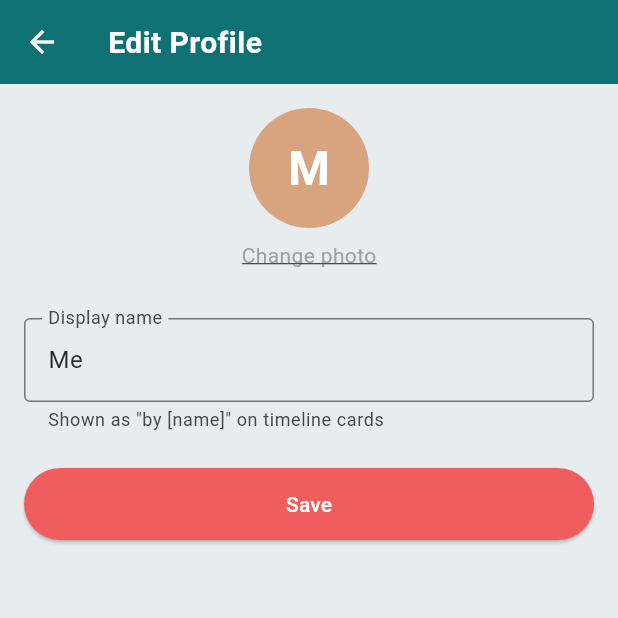
After one commit to sxkcode/pawlog, a Flutter app: the ProfileScreen screen opened directly, on a phone screen of 412 x 824 dp, the top half of it. The commit adds this screen. Run offline on Flutter 3.47's test engine with Material 3 defaults, Android fonts, the phone set to English and light mode, and no system bars; our stand-ins replace drift, drift_flutter, flutter_riverpod, shared_preferences, table_calendar; accounts and stored records are empty; generated files the repository leaves out were written again.

Commit message:
Added close/back to FAB menu screen. Added Edit Profile screen. Implemented Calendar screen.

```diff
--- /dev/null
+++ b/lib/providers/profile_provider.dart
@@ -0,0 +1,6 @@
+import 'package:flutter_riverpod/flutter_riverpod.dart';
+import '../services/profile_service.dart';
+
+final profileServiceProvider = ChangeNotifierProvider<ProfileService>(
+  (ref) => throw UnimplementedError('ProfileService must be initialized in main'),
+);
--- /dev/null
+++ b/lib/screens/profile/profile_screen.dart
@@ -0,0 +1,110 @@
+import 'package:flutter/material.dart';
+import 'package:flutter_riverpod/flutter_riverpod.dart';
+import '../../providers/profile_provider.dart';
+
+const _coral = Color(0xFFF05D5E);
+const _sand = Color(0xFFD8A47F);
+
+class ProfileScreen extends ConsumerStatefulWidget {
+  const ProfileScreen({super.key});
+
+  @override
+  ConsumerState<ProfileScreen> createState() => _ProfileScreenState();
+}
+
+class _ProfileScreenState extends ConsumerState<ProfileScreen> {
+  late final TextEditingController _nameCtrl;
+  bool _saving = false;
+
+  @override
+  void initState() {
+    super.initState();
+    _nameCtrl = TextEditingController(
+      text: ref.read(profileServiceProvider).displayName,
+    );
+  }
+
+  @override
+  void dispose() {
+    _nameCtrl.dispose();
+    super.dispose();
+  }
+
+  Future<void> _save() async {
+    setState(() => _saving = true);
+    await ref.read(profileServiceProvider).saveDisplayName(_nameCtrl.text);
+    if (mounted) Navigator.of(context).pop();
+  }
+
+  @override
+  Widget build(BuildContext context) {
+    final text = _nameCtrl.text.trim();
+    final initial = text.isNotEmpty ? text[0].toUpperCase() : 'M';
+    return Scaffold(
+      appBar: AppBar(title: const Text('Edit Profile')),
+      body: ListView(
+        padding: const EdgeInsets.all(16),
+        children: [
+          Center(
+            child: Column(
+              children: [
+                CircleAvatar(
+                  radius: 40,
+                  backgroundColor: _sand,
+                  child: Text(
+                    initial,
+                    style: const TextStyle(
+                      color: Colors.white,
+                      fontWeight: FontWeight.bold,
+                      fontSize: 32,
+                    ),
+                  ),
+                ),
+                const SizedBox(height: 8),
+                GestureDetector(
+                  onTap: () => ScaffoldMessenger.of(context).showSnackBar(
+                    const SnackBar(content: Text('Photo upload coming soon')),
+                  ),
+                  child: const Text(
+                    'Change photo',
+                    style: TextStyle(
+                      color: Colors.grey,
+                      decoration: TextDecoration.underline,
+                    ),
+                  ),
+                ),
+              ],
+            ),
+          ),
+          const SizedBox(height: 32),
+          TextField(
+            controller: _nameCtrl,
+            decoration: const InputDecoration(
+              labelText: 'Display name',
+              helperText: 'Shown as "by [name]" on timeline cards',
+              border: OutlineInputBorder(),
+            ),
+            onChanged: (_) => setState(() {}),
+          ),
+          const SizedBox(height: 24),
+          ElevatedButton(
+            onPressed: _saving ? null : _save,
+            style: ElevatedButton.styleFrom(
+              backgroundColor: _coral,
+              foregroundColor: Colors.white,
+              minimumSize: const Size.fromHeight(48),
+            ),
+            child: _saving
+                ? const SizedBox(
+                    height: 20,
+                    width: 20,
+                    child: CircularProgressIndicator(
+                        strokeWidth: 2, color: Colors.white),
+                  )
+                : const Text('Save'),
+          ),
+        ],
+      ),
+    );
+  }
+}
--- a/lib/services/event_service.dart
+++ b/lib/services/event_service.dart
@@ -26,6 +26,7 @@ class EventService extends ChangeNotifier {
   Future<void> logEvents({
     required List<String> systemComponentKeys,
     required List<int> petIds,
+    String loggedByName = 'Me',
   }) async {
     final sorted = SystemBlueprint.values
         .where((b) => systemComponentKeys.contains(b.name))
@@ -39,7 +40,7 @@ class EventService extends ChangeNotifier {
         systemComponents: Value(sorted),
         customBlueprintIds: const Value([]),
         timestamp: Value(now),
-        loggedByName: const Value('Me'),
+        loggedByName: Value(loggedByName),
         displayLabel: Value(label),
       ));
     }
--- a/pubspec.yaml
+++ b/pubspec.yaml
@@ -41,6 +41,8 @@ dependencies:
   sqlite3_flutter_libs: ^0.5.29
   path_provider: ^2.1.5
   path: ^1.9.1
+  shared_preferences: ^2.5.5
+  table_calendar: ^3.2.0
 
 dev_dependencies:
   flutter_test:
```
Also changed, not shown: lib/constants/blueprint_colors.dart (added, +12 -0 lines), lib/main.dart (+31 -5 lines), lib/providers/calendar_provider.dart (added, +18 -0 lines), lib/screens/calendar/calendar_screen.dart (+89 -4 lines), lib/screens/calendar/day_timeline_screen.dart (added, +182 -0 lines), lib/screens/home/widgets/event_fab.dart (+34 -47 lines), lib/services/profile_service.dart (added, +25 -0 lines), pubspec.lock, 2 other files.
